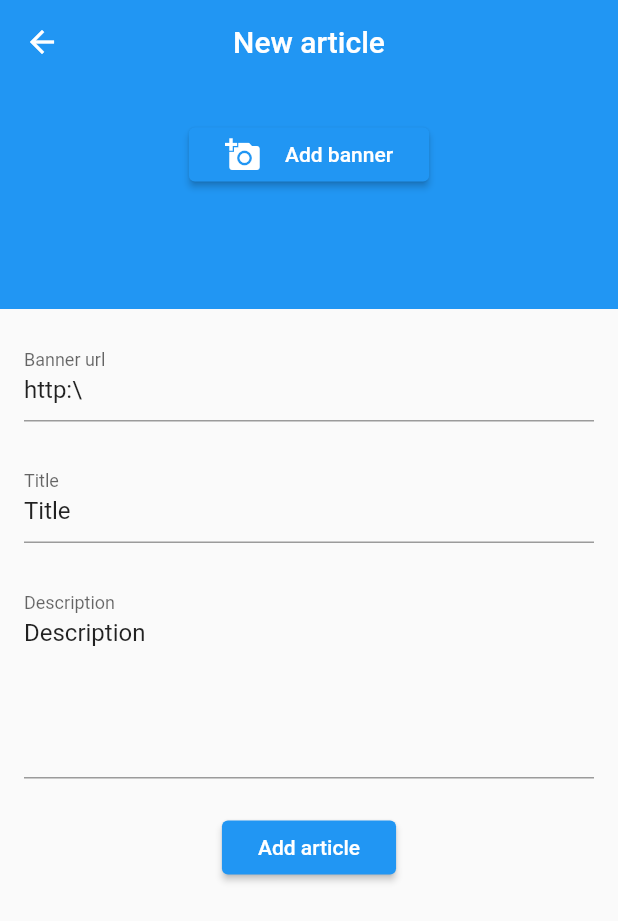
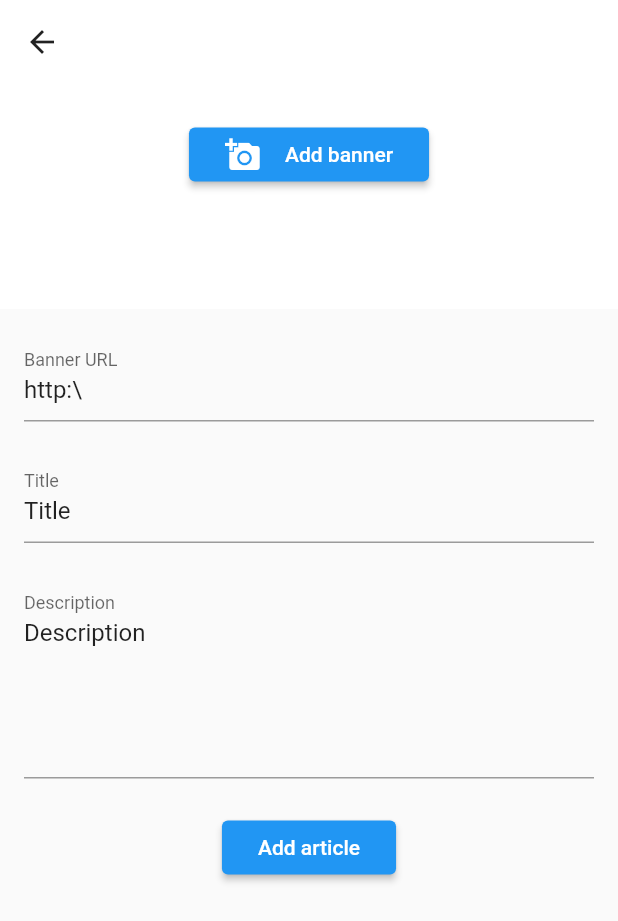
Before and after one commit to Veselchak-U/for_post, a Flutter app: the _AddView screen opened directly, on a phone screen of 412 x 824 dp. Shown: the top 921 px of the screen. Run offline on Flutter 3.47's test engine with Material 2 defaults, Android fonts, the phone set to English and light mode, and no system bars; our stand-ins replace bloc, copy_with_extension, equatable, flutter_bloc, font_awesome_flutter, get and 1 more; generated files the repository leaves out were written again; statements that could not run were skipped.

Commit message:
some improvement

```diff
--- a/lib/repositories/database.dart
+++ b/lib/repositories/database.dart
@@ -67,10 +67,6 @@ class DatabaseRepository {
   }
 
   Future<ArticleModel> createArticle(ArticleModel newArticle) async {
-    out('newArticle.member.id=${newArticle.member.id}');
-    out('newArticle.title=${newArticle.title}');
-    out('newArticle.description=${newArticle.description}');
-    out('newArticle.bannerUrl=${newArticle.bannerUrl}');
     final options = MutationOptions(
       documentNode: _API.createArticle,
       variables: {
--- a/lib/screens/add.dart
+++ b/lib/screens/add.dart
@@ -32,12 +32,21 @@ class _AddView extends StatelessWidget {
               body: CustomScrollView(
                 slivers: [
                   SliverAppBar(
-                    elevation: 0.0,
-                    expandedHeight: screenHeight / 4,
                     title: Text(
                       'New article',
                     ),
                     centerTitle: true,
+                    automaticallyImplyLeading: false,
+                    leading: RaisedButton(
+                      shape: CircleBorder(),
+                      color: Colors.white.withOpacity(0.3),
+                      elevation: 0,
+                      onPressed: () => Get.back(),
+                      child: Icon(Icons.arrow_back),
+                    ),
+                    backgroundColor: Colors.white,
+                    elevation: 0.0,
+                    expandedHeight: screenHeight / 4,
                     flexibleSpace: (addState.newArticle.bannerUrl == null ||
                             addState.newArticle.bannerUrl.isEmpty)
                         ? Center(
@@ -45,7 +54,7 @@ class _AddView extends StatelessWidget {
                           )
                         : FadeInImage.assetNetwork(
                             image: addState.newArticle.bannerUrl,
-                            fit: BoxFit.cover,
+                            fit: BoxFit.fitWidth,
                             placeholder: '${kAssetPath}placeholder_img.png',
                             imageErrorBuilder: (context, object, stack) =>
                                 Image.asset('${kAssetPath}placeholder_img.png'),
@@ -108,8 +117,6 @@ class _AddFormState extends State<_AddForm> {
 
   @override
   Widget build(BuildContext context) {
-    // final ArticleModel newArticle = addCubit.state.newArticle;
-    // при изменении URL фото "извне" обновляем содержимое соответствующего поля
     return Form(
       key: _formKey,
       child: Column(
@@ -117,29 +124,21 @@ class _AddFormState extends State<_AddForm> {
         children: [
           TextFormField(
             decoration: InputDecoration(
-              labelText: 'Banner url',
+              labelText: 'Banner URL',
               helperText: '',
             ),
             initialValue: 'http:\\',
             textInputAction: TextInputAction.next,
+            onFieldSubmitted: (value) {
+              addCubit.updateArticle(
+                  addCubit.state.newArticle.copyWith(bannerUrl: value));
+            },
             onSaved: (value) {
               addCubit.updateArticle(
                   addCubit.state.newArticle.copyWith(bannerUrl: value));
             },
             autovalidateMode: AutovalidateMode.onUserInteraction,
-            validator: (value) {
-              var result = 'Unknown error';
-              if (value.isEmpty) {
-                result = 'Input banner URL';
-              } else if (Uri.parse(value).isAbsolute) {
-                addCubit.updateArticle(
-                    addCubit.state.newArticle.copyWith(bannerUrl: value));
-                result = null;
-              } else {
-                result = 'Input correct url';
-              }
-              return result;
-            },
+            validator: (value) => addCubit.validateBannerUrl(value),
           ),
           TextFormField(
             decoration: InputDecoration(
@@ -153,8 +152,7 @@ class _AddFormState extends State<_AddForm> {
                   addCubit.state.newArticle.copyWith(title: value));
             },
             autovalidateMode: AutovalidateMode.onUserInteraction,
-            validator: (value) =>
-                (value == null || value.isEmpty) ? 'Input title' : null,
+            validator: (value) => addCubit.validateTitle(value),
           ),
           TextFormField(
             decoration: InputDecoration(
@@ -171,15 +169,13 @@ class _AddFormState extends State<_AddForm> {
                   addCubit.state.newArticle.copyWith(description: value));
             },
             autovalidateMode: AutovalidateMode.onUserInteraction,
-            validator: (value) =>
-                (value == null || value.isEmpty) ? 'Input description' : null,
+            validator: (value) => addCubit.validateDescription(value),
           ),
           Center(
             child: ElevatedButton(
               onPressed: () async {
                 if (_formKey.currentState.validate()) {
                   _formKey.currentState.save();
-                  out('Form OK');
                   final result = await addCubit.addArticle();
                   if (result) {
                     Get.back(result: addCubit.state.newArticle);
--- a/lib/screens/home.dart
+++ b/lib/screens/home.dart
@@ -102,7 +102,7 @@ class _PostCart extends StatelessWidget {
               height: imageHeight,
               width: double.infinity,
               child: Hero(
-                tag: article.id,
+                tag: article.id ?? 'new_article',
                 child: FadeInImage.assetNetwork(
                   image: article.bannerUrl,
                   fit: BoxFit.fitWidth,
```
Also changed, not shown: lib/cubits/add.dart (+23 -1 lines), lib/screens/detail.dart (+9 -2 lines).
